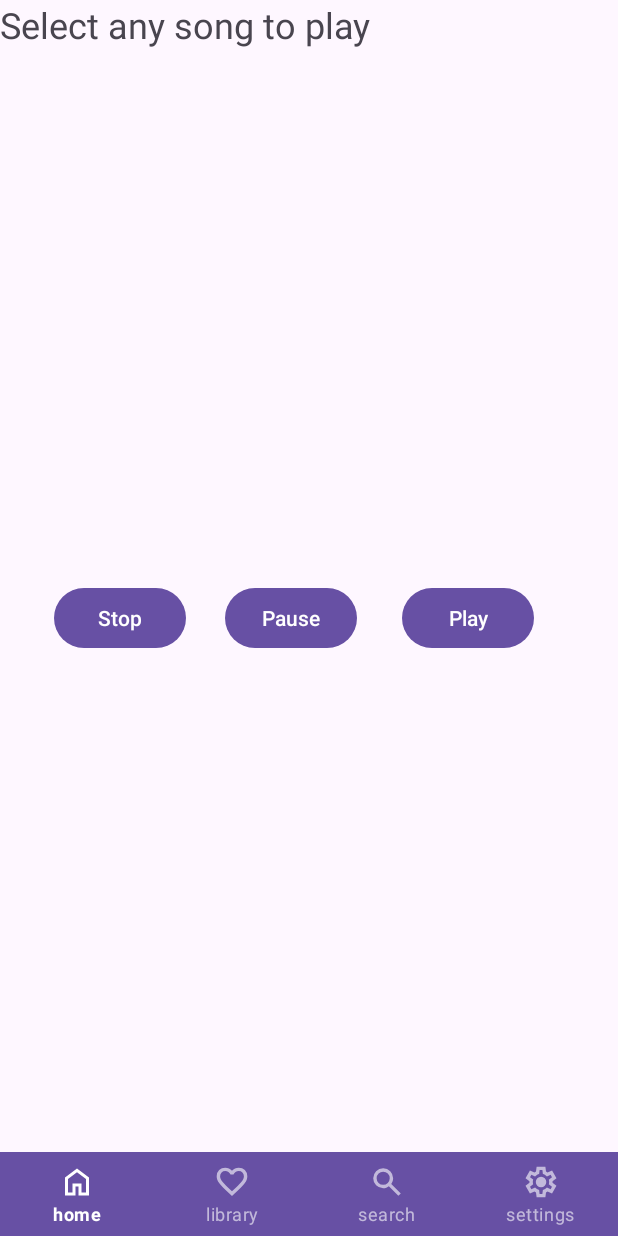
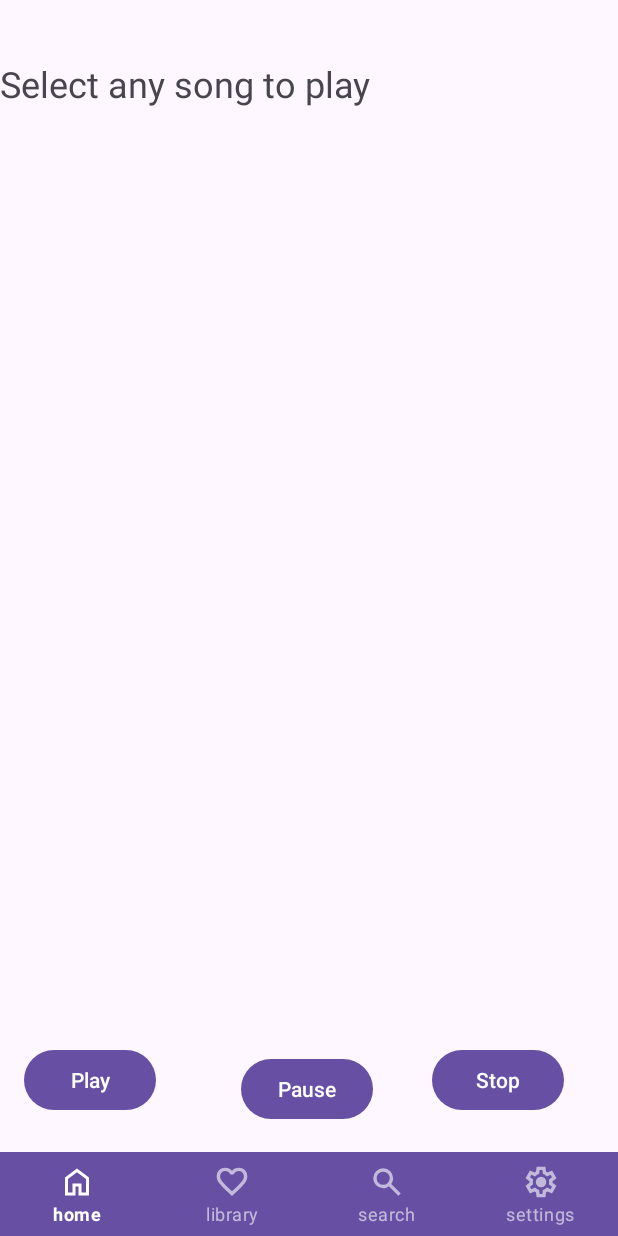
Before and after one commit to AyeshaNizam-5/AyeshaprojectV2, an Android app: the ExistingSongsActivity screen opened directly, with no data from a screen before it, on a phone screen of 412 x 824 dp. Run offline under Robolectric (Android 15) with nearby library versions, the phone set to English and light mode, and no system bars.

```diff
--- a/app/src/main/java/com/ayeshanizam/ayeshaprojectv2/ExistingSongsActivity.kt
+++ b/app/src/main/java/com/ayeshanizam/ayeshaprojectv2/ExistingSongsActivity.kt
@@ -6,20 +6,28 @@ import androidx.appcompat.app.AppCompatActivity
 import android.os.Bundle
 import com.ayeshanizam.ayeshaprojectv2.databinding.ActivityExistingSongsBinding
 import com.ayeshanizam.ayeshaprojectv2.songsDB.SongTrackEntity
+import com.ayeshanizam.ayeshaprojectv2.songsDB.localSong
 import java.util.Collections
 
 class ExistingSongsActivity : AppCompatActivity() {
     lateinit var binding: ActivityExistingSongsBinding
     private lateinit var mediaPlayer: MediaPlayer
-    var existingSonglist: ArrayList<SongTrackEntity> = ArrayList()
+    var existingSonglist: ArrayList<localSong> = ArrayList()
 
     override fun onCreate(savedInstanceState: Bundle?) {
         super.onCreate(savedInstanceState)
         binding = ActivityExistingSongsBinding.inflate(layoutInflater)
         setContentView(binding.root)
-        //mediaPlayer = MediaPlayer.create(this, R.raw);
+        mediaPlayer = MediaPlayer.create(this, R.raw.countingstars);
 
 
+
+
+
+
+
+
+// these following accesses the bottom navigation bar and changes from one page to another
         binding.bottomNavigation.setOnItemSelectedListener {
             try {
                 when (it.itemId) {
@@ -54,14 +62,15 @@ class ExistingSongsActivity : AppCompatActivity() {
 
     }
 
+    // creating list for the local songs that can be played.
     fun preparedata(){
-        existingSonglist =ArrayList<SongTrackEntity>()
-        //Collections.addAll(existingSonglist,
-//            Customer(148, "veli", "korkmaz", 200.0),
-//            Customer(897, "ali", "candan", 150.0),
-//            Customer(333, "zeynep", "aydogmus", 100.0))
+        existingSonglist =ArrayList<localSong>()
+        Collections.addAll(existingSonglist,
+            localSong("Demons","Imagine Dragond",R.raw.demons),
+            localSong("Counting Stars","One Republic",R.raw.countingstars),
+            localSong("Demons","Imagine Dragond",R.raw.demons),
+            localSong("Pehli Dafa","Atif Aslam",R.raw.pehlidafa),
+            localSong("Blank Space","Taylor Swift",R.raw.demons))
     }
 
-
-
 }
--- /dev/null
+++ b/app/src/main/java/com/ayeshanizam/ayeshaprojectv2/songsDB/localSong.kt
@@ -0,0 +1,4 @@
+package com.ayeshanizam.ayeshaprojectv2.songsDB
+
+class localSong (var name: String, var artist: String, var songlink: Int ){
+}
--- a/app/src/main/res/layout/activity_existing_songs.xml
+++ b/app/src/main/res/layout/activity_existing_songs.xml
@@ -11,10 +11,11 @@
         android:layout_height="wrap_content"
         android:layout_centerHorizontal="true"
         android:layout_centerVertical="true"
-        android:layout_marginStart="30dp"
+        android:layout_marginStart="16dp"
+        android:layout_marginBottom="24dp"
         android:text="Play"
-        app:layout_constraintBaseline_toBaselineOf="@+id/pause_button"
-        app:layout_constraintStart_toEndOf="@+id/pause_button" />
+        app:layout_constraintBottom_toTopOf="@+id/bottom_navigation"
+        app:layout_constraintStart_toStartOf="parent" />
 
     <Button
         android:id="@+id/pause_button"
@@ -22,11 +23,12 @@
         android:layout_height="wrap_content"
         android:layout_below="@id/play_button"
         android:layout_centerHorizontal="true"
-        android:layout_marginStart="26dp"
+        android:layout_marginEnd="39dp"
         android:text="Pause"
         app:layout_constraintBottom_toBottomOf="parent"
-        app:layout_constraintStart_toEndOf="@+id/stop_button"
-        app:layout_constraintTop_toTopOf="parent" />
+        app:layout_constraintEnd_toStartOf="@+id/stop_button"
+        app:layout_constraintTop_toTopOf="parent"
+        app:layout_constraintVertical_bias="0.905" />
 
     <Button
         android:id="@+id/stop_button"
@@ -34,19 +36,22 @@
         android:layout_height="wrap_content"
         android:layout_below="@id/pause_button"
         android:layout_centerHorizontal="true"
-        android:layout_marginStart="36dp"
+        android:layout_marginStart="288dp"
+        android:layout_marginBottom="24dp"
         android:text="Stop"
-        app:layout_constraintBaseline_toBaselineOf="@+id/pause_button"
+        app:layout_constraintBottom_toTopOf="@+id/bottom_navigation"
         app:layout_constraintStart_toStartOf="parent" />
 
     <TextView
         android:id="@+id/textView"
-        android:layout_width="match_parent"
+        android:layout_width="0dp"
         android:layout_height="wrap_content"
+        android:layout_marginTop="39dp"
         android:text="Select any song to play"
         android:textSize="24sp"
-        tools:layout_editor_absoluteX="-16dp"
-        tools:layout_editor_absoluteY="39dp" />
+        app:layout_constraintEnd_toEndOf="parent"
+        app:layout_constraintStart_toStartOf="parent"
+        app:layout_constraintTop_toTopOf="parent" />
 
     <com.google.android.material.bottomnavigation.BottomNavigationView
         android:id="@+id/bottom_navigation"
```
